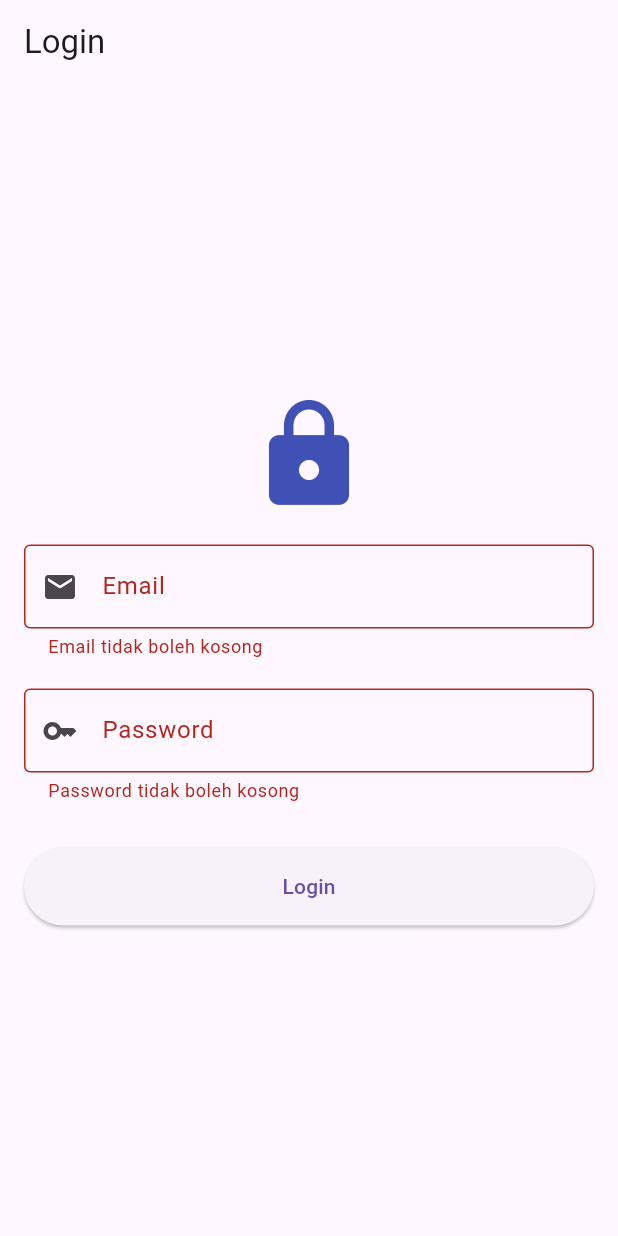
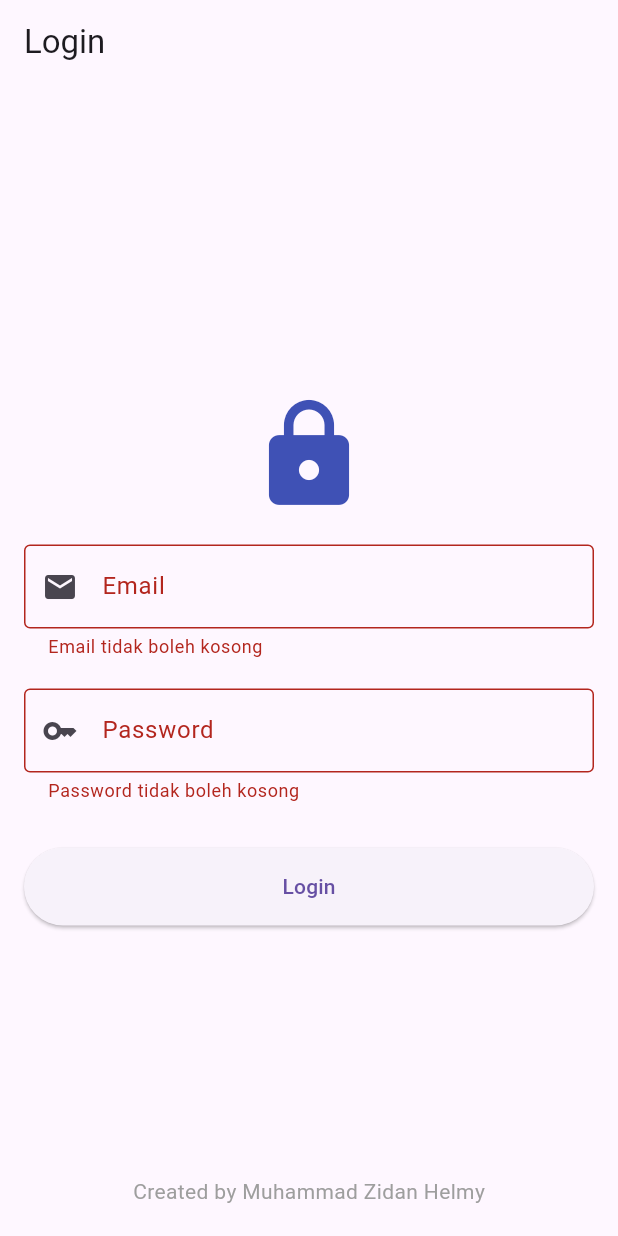
Before and after one commit to MZidannnnn/CRUD_FLUTTER, a Flutter app: the screen it shows after launch, after a tap on "Login", on a phone screen of 412 x 824 dp. Run offline on Flutter 3.47's test engine with Material 3 defaults, Android fonts, the phone set to English and light mode, and no system bars.

Commit message:
feat: Implementasi CRUD, Date Picker & Multi-User Login
Perubahan yang dilakukan:
 - Menyesuaikan model data Mahasiswa dengan field baru (nomor, tanggal lahir, jenis kelamin, alamat) dan mengubah tipe data 'nomor' menjadi integer.
 - Memperbarui logika CRUD untuk menggunakan 'nomor' sebagai kunci unik, termasuk validasi nomor duplikat saat menambah dan mengubah data.
 - Mengganti input teks Tanggal Lahir dengan DatePicker dan menambahkan dukungan lokalisasi Bahasa Indonesia.
 - Mengubah sistem login untuk mendukung beberapa akun pengguna dari data dummy.
 - Menambahkan watermark 'Created by' pada beberapa halaman utama (Splash, Login).

```diff
--- a/lib/main.dart
+++ b/lib/main.dart
@@ -44,6 +44,7 @@ class MyApp extends StatelessWidget {
         ],
 
 
+
         // Rute awal aplikasi adalah splash screen
         initialRoute: '/',
         routes: {
@@ -55,7 +56,10 @@ class MyApp extends StatelessWidget {
           '/detail_mahasiswa': (context) => const DetailMahasiswaScreen(),
           '/informasi': (context) => const InformasiScreen(),
         },
+
       ),
+
     );
+
   }
 }
--- a/lib/screens/login_screen.dart
+++ b/lib/screens/login_screen.dart
@@ -62,7 +62,11 @@ class _LoginScreenState extends State<LoginScreen> {
   Widget build(BuildContext context) {
     return Scaffold(
       appBar: AppBar(title: const Text('Login')),
-      body: Padding(
+      // Ubah body menjadi Stack untuk menumpuk widget
+      body: Stack(
+        children: [
+          // 1. Konten form yang sudah ada
+          Padding(
             padding: const EdgeInsets.all(16.0),
             child: Form(
               key: _formKey,
@@ -108,6 +112,23 @@ class _LoginScreenState extends State<LoginScreen> {
               ),
             ),
           ),
+
+          // 2. Widget untuk watermark
+          const Align(
+            alignment: Alignment.bottomCenter,
+            child: Padding(
+              padding: EdgeInsets.only(bottom: 20.0),
+              child: Text(
+                'Created by Muhammad Zidan Helmy', // Ganti dengan nama Anda
+                style: TextStyle(
+                  fontSize: 14,
+                  color: Colors.grey,
+                ),
+              ),
+            ),
+          )
+        ],
+      ),
     );
   }
 }
--- a/lib/screens/splash_screen.dart
+++ b/lib/screens/splash_screen.dart
@@ -23,7 +23,11 @@ class _SplashScreenState extends State<SplashScreen> {
   Widget build(BuildContext context) {
     return Scaffold(
       backgroundColor: Colors.indigo,
-      body: Center(
+      body: Stack( // Menggunakan Stack untuk menumpuk widget
+        fit: StackFit.expand,
+        children: [
+          // Konten utama tetap di tengah
+          Center(
             child: Column(
               mainAxisAlignment: MainAxisAlignment.center,
               children: [
@@ -40,6 +44,23 @@ class _SplashScreenState extends State<SplashScreen> {
               ],
             ),
           ),
+
+          // Widget untuk watermark di bagian bawah
+          const Align(
+            alignment: Alignment.bottomCenter,
+            child: Padding(
+              padding: EdgeInsets.only(bottom: 32.0),
+              child: Text(
+                'Created by Muhammad Zidan Helmy', // Ganti dengan nama Anda
+                style: TextStyle(
+                  fontSize: 14,
+                  color: Colors.white70,
+                ),
+              ),
+            ),
+          ),
+        ],
+      ),
     );
   }
 }
```
Also changed, not shown: lib/screens/dashboard_screen.dart (+21 -5 lines), lib/screens/detail_mahasiswa_screen.dart (+62 -28 lines), lib/screens/form_mahasiswa_screen.dart (+42 -24 lines), lib/screens/informasi_screen.dart (+13 -0 lines). Lines whose indentation alone changed are shown as unchanged.
